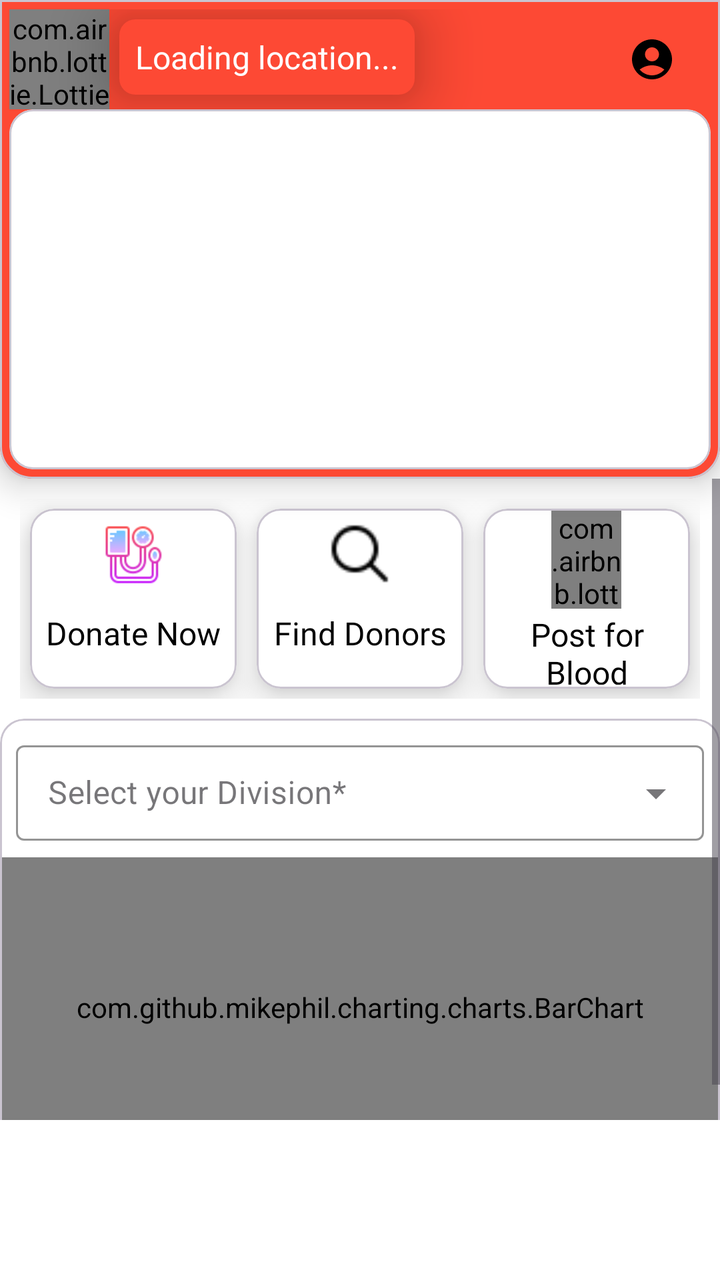
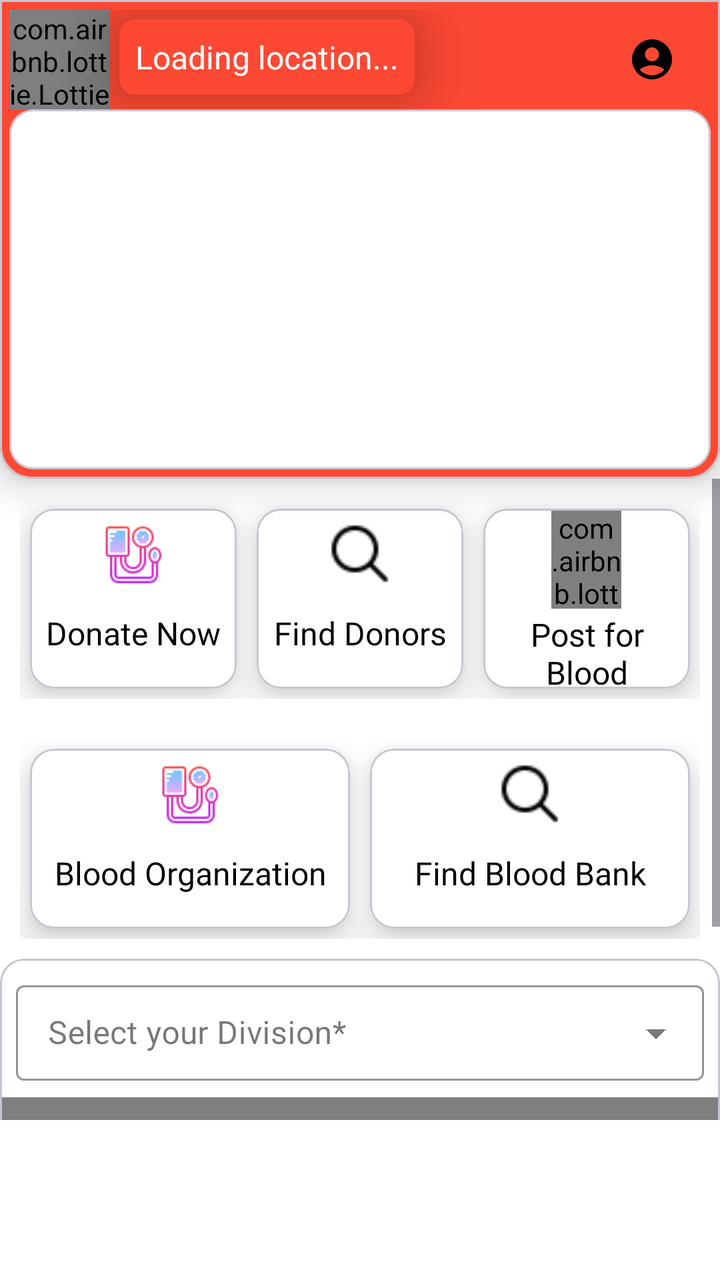

Screens rendered from an Android XML layout before and after an edit, with the pre-edit source and the edit as a unified diff.
<!-- AndroidManifest.xml: application theme Theme.LifePluse -->
<!-- res/layout/fragment_blood_home.xml -->
<?xml version="1.0" encoding="utf-8"?>
<RelativeLayout xmlns:android="http://schemas.android.com/apk/res/android"
    xmlns:app="http://schemas.android.com/apk/res-auto"
    xmlns:tools="http://schemas.android.com/tools"
    android:layout_width="match_parent"
    android:layout_height="match_parent"
    android:background="@color/white"
    tools:context=".fragment.Blood_Home_Fragment">

    <com.google.android.material.card.MaterialCardView
        android:id="@+id/topbarcardview"
        style="@style/CustomCardViewStyle"
        android:layout_width="match_parent"
        android:layout_height="wrap_content"
        app:cardBackgroundColor="@color/blood_splashbg"
        app:cardElevation="10dp">


        <RelativeLayout
            android:layout_width="match_parent"
            android:layout_height="match_parent">

            <LinearLayout
                android:id="@+id/locationLayout"
                android:layout_width="match_parent"
                android:layout_height="wrap_content"
                android:layout_alignParentTop="true"
                android:gravity="center"
                android:orientation="horizontal"
                android:weightSum="3">


                <LinearLayout
                    android:layout_width="0dp"
                    android:layout_height="wrap_content"
                    android:layout_weight="2.5"
                    android:orientation="horizontal">

                    <com.airbnb.lottie.LottieAnimationView
                        android:id="@+id/animationView"
                        android:layout_width="50dp"
                        android:layout_height="50dp"
                        app:lottie_autoPlay="true"
                        app:lottie_loop="true"
                        app:lottie_rawRes="@raw/current_location" />


                    <TextView
                        android:id="@+id/locationTextView"
                        android:layout_width="wrap_content"
                        android:layout_height="wrap_content"
                        android:layout_marginStart="5dp"
                        android:layout_marginTop="5dp"
                        android:layout_marginEnd="5dp"
                        android:layout_marginBottom="5dp"
                        android:background="@drawable/location_background"
                        android:elevation="20sp"
                        android:gravity="center"
                        android:padding="8dp"
                        android:text="Loading location..."
                        android:textColor="@android:color/white"
                        android:textSize="16sp" />


                </LinearLayout>


                <ImageButton
                    android:id="@+id/signup_bloodBtn"
                    android:layout_width="0dp"
                    android:layout_height="50dp"
                    android:layout_weight=".5"
                    android:background="?attr/selectableItemBackground"
                    android:src="@drawable/baseline_profile" />


            </LinearLayout>


            <com.google.android.material.card.MaterialCardView
                android:id="@+id/bloodneedTv"
                android:layout_width="match_parent"
                android:layout_height="180dp"
                android:layout_below="@id/locationLayout"
                app:cardBackgroundColor="@color/white">




                <com.airbnb.lottie.LottieAnimationView
                    android:id="@+id/empty_anim"
                    android:layout_width="wrap_content"
                    android:layout_height="wrap_content"
                    app:lottie_autoPlay="true"
                    android:layout_centerVertical="true"
                    android:layout_below="@id/topbarLayout"
                    android:layout_centerHorizontal="true"
                    app:lottie_loop="true"
                    android:visibility="gone"
                    app:lottie_rawRes="@raw/empty_animation" />


                <androidx.recyclerview.widget.RecyclerView
                    android:id="@+id/BloodNeedrecyclearview"
                    android:layout_width="match_parent"
                    android:layout_height="wrap_content" />


            </com.google.android.material.card.MaterialCardView>


            <cn.iwgang.countdownview.CountdownView
                android:id="@+id/countdownview"
                android:layout_width="wrap_content"
                android:layout_height="wrap_content"
                android:layout_below="@id/bloodneedTv"
                android:layout_centerHorizontal="true"
                android:layout_gravity="center"
                android:layout_margin="10dp"
                app:isHideTimeBackground="false"
                app:isShowDay="true"
                app:isShowHour="true"
                app:isShowMillisecond="false"
                app:isShowMinute="true"
                app:isShowSecond="true"
                app:isTimeTextBold="true"
                app:suffixDay="d"
                app:suffixGravity="bottom"
                app:suffixHour="h"
                app:suffixMillisecond="ms"
                app:suffixMinute="m"
                app:suffixSecond="s"
                app:suffixTextColor="#FFFFFF"
                app:suffixTextSize="20sp"
                app:timeBgColor="@color/white"
                app:timeTextColor="@color/black"
                android:visibility="gone"
                app:timeTextSize="32sp" />


        </RelativeLayout>


    </com.google.android.material.card.MaterialCardView>


    <ScrollView
        android:layout_width="match_parent"
        android:layout_height="match_parent"
        android:layout_below="@id/topbarcardview"
        android:layout_marginBottom="80dp">

        <LinearLayout
            android:layout_width="match_parent"
            android:layout_height="match_parent"
            android:orientation="vertical">


            <com.google.android.material.card.MaterialCardView
                android:id="@+id/userbloodaccountstatus"
                android:layout_width="match_parent"
                android:layout_height="90dp"
                android:visibility="gone"
                app:cardBackgroundColor="@color/card_background_color"
                android:layout_margin="10dp">

                <LinearLayout
                    android:layout_width="match_parent"
                    android:layout_height="match_parent"
                    android:orientation="horizontal"
                    android:weightSum="3">


                    <LinearLayout
                        android:layout_width="0dp"
                        android:layout_height="match_parent"
                        android:layout_margin="5dp"
                        android:layout_weight="1"
                        android:orientation="vertical">

                        <ImageView
                            android:layout_width="30dp"
                            android:layout_height="30dp"
                            android:layout_gravity="center_horizontal"
                            android:src="@drawable/life_save_icon" />


                        <TextView
                            android:layout_width="match_parent"
                            android:layout_height="wrap_content"
                            android:layout_margin="2dp"
                            android:gravity="center_horizontal"
                            android:text="0"
                            android:textColor="#FF0000"
                            android:textSize="16sp" />

                        <TextView
                            android:layout_width="match_parent"
                            android:layout_height="wrap_content"
                            android:layout_margin="2dp"
                            android:fontFamily="@font/aclonica"
                            android:gravity="center_horizontal"
                            android:text="@string/lifesavetext"
                            android:textColor="#000000"
                            android:textSize="16sp" />


                    </LinearLayout>


                    <LinearLayout
                        android:layout_width="0dp"
                        android:layout_height="match_parent"
                        android:layout_margin="5dp"
                        android:layout_weight="1"
                        android:orientation="vertical">

                        <ImageView
                            android:layout_width="30dp"
                            android:layout_height="30dp"
                            android:layout_gravity="center_horizontal"
                            android:src="@drawable/blood_white_icon" />


                        <TextView
                            android:id="@+id/bloodtype_status_tv"
                            android:layout_width="match_parent"
                            android:layout_height="wrap_content"
                            android:layout_margin="2dp"
                            android:gravity="center_horizontal"
                            android:text="AB+"
                            android:textColor="#FF0000"
                            android:textSize="16sp" />

                        <TextView
                            android:layout_width="match_parent"
                            android:layout_height="wrap_content"
                            android:layout_margin="2dp"
                            android:fontFamily="@font/aclonica"
                            android:gravity="center_horizontal"
                            android:text="@string/bloodtypetxt"
                            android:textColor="#000000"
                            android:textSize="16sp" />


                    </LinearLayout>


                    <LinearLayout
                        android:layout_width="0dp"
                        android:layout_height="match_parent"
                        android:layout_margin="5dp"
                        android:layout_weight="1"
                        android:orientation="vertical">

                        <ImageView
                            android:layout_width="30dp"
                            android:layout_height="30dp"
                            android:layout_gravity="center_horizontal"
                            android:src="@drawable/donation_status" />


                        <TextView
                            android:layout_width="match_parent"
                            android:layout_height="wrap_content"
                            android:layout_margin="2dp"
                            android:gravity="center_horizontal"
                            android:text="Not able"
                            android:textColor="#FF0000"
                            android:textSize="16sp" />

                        <TextView
                            android:layout_width="match_parent"
                            android:layout_height="wrap_content"
                            android:layout_margin="2dp"
                            android:fontFamily="@font/aclonica"
                            android:gravity="center_horizontal"
                            android:text="@string/donationstatustxt"
                            android:textColor="#000000"
                            android:textSize="16sp" />


                    </LinearLayout>


                </LinearLayout>


            </com.google.android.material.card.MaterialCardView>


            <LinearLayout
                android:layout_width="match_parent"
                android:layout_height="100dp"
                android:layout_margin="10dp"
                android:orientation="horizontal"
                android:weightSum="3">

                <com.google.android.material.card.MaterialCardView
                    android:layout_width="0dp"
                    android:layout_height="match_parent"
                    android:layout_margin="5dp"
                    android:id="@+id/donateNowBtn"
                    android:layout_weight="1"
                    android:padding="5dp"
                    app:cardBackgroundColor="@color/white"
                    app:cardElevation="10dp">

                    <LinearLayout
                        android:layout_width="match_parent"
                        android:layout_height="match_parent"
                        android:gravity="center"
                        android:orientation="vertical">

                        <ImageView
                            android:layout_width="35dp"
                            android:layout_height="35dp"
                            android:layout_gravity="center_horizontal"
                            android:src="@drawable/donate_now_icon" />


                        <TextView
                            android:layout_width="match_parent"
                            android:layout_height="wrap_content"
                            android:layout_margin="2dp"
                            android:fontFamily="@font/aclonica"
                            android:gravity="center"
                            android:minLines="2"
                            android:text="@string/donatenowtxt"
                            android:textColor="#000000"
                            android:textSize="16sp" />


                    </LinearLayout>


                </com.google.android.material.card.MaterialCardView>

                <com.google.android.material.card.MaterialCardView
                    android:id="@+id/findDoner_Btn"
                    android:layout_width="0dp"
                    android:layout_height="match_parent"
                    android:layout_margin="5dp"
                    android:layout_weight="1"
                    android:padding="5dp"
                    app:cardBackgroundColor="@color/white"
                    app:cardElevation="10dp">

                    <LinearLayout
                        android:layout_width="match_parent"
                        android:layout_height="match_parent"
                        android:gravity="center"
                        android:orientation="vertical">

                        <ImageView
                            android:layout_width="35dp"
                            android:layout_height="35dp"
                            android:layout_gravity="center_horizontal"
                            android:src="@drawable/search_icon" />


                        <TextView
                            android:layout_width="match_parent"
                            android:layout_height="wrap_content"
                            android:layout_margin="2dp"
                            android:fontFamily="@font/aclonica"
                            android:gravity="center"
                            android:minLines="2"
                            android:text="@string/finddonarstxt"
                            android:textColor="#000000"
                            android:textSize="16sp" />


                    </LinearLayout>


                </com.google.android.material.card.MaterialCardView>

                <com.google.android.material.card.MaterialCardView
                    android:layout_width="0dp"
                    android:layout_height="match_parent"
                    android:layout_margin="5dp"
                    android:layout_weight="1"
                    android:id="@+id/postfor_blood_btn"
                    android:padding="5dp"
                    app:cardBackgroundColor="@color/white"
                    app:cardElevation="10dp">

                    <LinearLayout
                        android:layout_width="match_parent"
                        android:layout_height="match_parent"
                        android:gravity="center"
                        android:orientation="vertical">

                        <com.airbnb.lottie.LottieAnimationView
                            android:id="@+id/addbloodpost"
                            android:layout_width="35dp"
                            android:layout_height="50dp"
                            app:lottie_autoPlay="true"
                            app:lottie_loop="true"
                            app:lottie_rawRes="@raw/add_animition" />


                        <TextView
                            android:layout_width="match_parent"
                            android:layout_height="wrap_content"
                            android:layout_margin="2dp"
                            android:fontFamily="@font/aclonica"
                            android:gravity="center"
                            android:minLines="2"
                            android:text="@string/postforbloodtxt"
                            android:textColor="#000000"
                            android:textSize="16sp" />


                    </LinearLayout>


                </com.google.android.material.card.MaterialCardView>

            </LinearLayout>


            <com.google.android.material.card.MaterialCardView
                android:layout_width="match_parent"
                android:layout_height="match_parent"
                app:cardBackgroundColor="@color/white">

                <LinearLayout
                    android:layout_width="match_parent"
                    android:layout_height="match_parent"
                    android:orientation="vertical">


                    <com.google.android.material.textfield.TextInputLayout
                        android:id="@+id/selectDivisionLayout"
                        style="@style/Widget.MaterialComponents.TextInputLayout.OutlinedBox.Dense.ExposedDropdownMenu"
                        android:layout_width="match_parent"
                        android:layout_height="wrap_content"
                        android:layout_margin="8dp"
                        app:boxStrokeColor="@color/black"
                        app:hintTextColor="@color/simple_grey"
                        android:hint="@string/division">


                        <AutoCompleteTextView
                            android:id="@+id/selectdivision"
                            android:layout_width="match_parent"
                            android:layout_height="wrap_content"
                            android:textColor="@color/black"
                            android:inputType="none">


                        </AutoCompleteTextView>


                    </com.google.android.material.textfield.TextInputLayout>


                    <com.github.mikephil.charting.charts.BarChart
                        android:id="@+id/bar_chart"
                        android:layout_width="match_parent"
                        android:layout_height="150dp" />


                </LinearLayout>


            </com.google.android.material.card.MaterialCardView>


        </LinearLayout>


    </ScrollView>


</RelativeLayout>
<!-- resources referenced by this layout -->
<resources>
  <color name="black">#FF000000</color>
  <color name="blood_splashbg">#FD4934</color>
  <color name="card_background_color">#FEF7FF</color>
  <color name="simple_grey">#DDDDDD</color>
  <color name="white">#FFFFFFFF</color>
  <!-- drawable baseline_profile (drawable) -->
  <vector xmlns:android="http://schemas.android.com/apk/res/android"
      android:width="24dp"
      android:height="24dp"
      android:tint="@color/black"
      android:viewportWidth="24"
      android:viewportHeight="24">
      <path
          android:fillColor="@android:color/white"
          android:pathData="M12,2C6.48,2 2,6.48 2,12s4.48,10 10,10s10,-4.48 10,-10S17.52,2 12,2zM12,6c1.93,0 3.5,1.57 3.5,3.5S13.93,13 12,13s-3.5,-1.57 -3.5,-3.5S10.07,6 12,6zM12,20c-2.03,0 -4.43,-0.82 -6.14,-2.88C7.55,15.8 9.68,15 12,15s4.45,0.8 6.14,2.12C16.43,19.18 14.03,20 12,20z" />
  </vector>
  <!-- drawable blood_white_icon: png bitmap (drawable, 1259 bytes) -->
  <!-- drawable donate_now_icon: png bitmap (drawable, 2897 bytes) -->
  <!-- drawable donation_status: png bitmap (drawable, 1106 bytes) -->
  <!-- drawable life_save_icon: png bitmap (drawable, 1343 bytes) -->
  <!-- drawable location_background (drawable) -->
  <?xml version="1.0" encoding="utf-8"?>
  <shape xmlns:android="http://schemas.android.com/apk/res/android"
      android:shape="rectangle">
      <solid android:color="@color/blood_splashbg"/>
      <corners android:radius="8dp"/>
  </shape>
  <!-- drawable search_icon: png bitmap (drawable, 439 bytes) -->
  <string name="bloodtypetxt">Blood Type</string>
  <string name="division">Select your Division*</string>
  <string name="donatenowtxt">Donate Now</string>
  <string name="donationstatustxt">D.Status</string>
  <string name="finddonarstxt">Find Donors</string>
  <string name="lifesavetext">Life Save</string>
  <string name="postforbloodtxt">Post for Blood</string>
  <style name="CustomCardViewStyle" parent="@style/Widget.MaterialComponents.CardView">
  
          <item name="shapeAppearanceOverlay">@style/ShapeAppearanceOverlay_card_custome_corners
          </item>
  
      </style>
  <style name="Theme.LifePluse" parent="Base.Theme.LifePluse" />
  <style name="ShapeAppearanceOverlay_card_custome_corners" parent="">
  
          <item name="cornerFamily">rounded</item>
          <item name="cornerSizeTopRight">0dp</item>
          <item name="cornerSizeTopLeft">0dp</item>
          <item name="cornerSizeBottomRight">16dp</item>
          <item name="cornerSizeBottomLeft">16dp</item>
  
      </style>
  <style name="Base.Theme.LifePluse" parent="Theme.Material3.DayNight.NoActionBar">
          
  
          <item name="android:windowIsTranslucent">true</item>
  
          <item name="colorPrimary">@color/status_bar</item>
      </style>
  <color name="status_bar">#018E85</color>
</resources>

<!-- the commit's change to res/layout/fragment_blood_home.xml (unified diff, before → after) -->
@@ -85,18 +85,16 @@
                 app:cardBackgroundColor="@color/white">
 
 
-
-
                 <com.airbnb.lottie.LottieAnimationView
                     android:id="@+id/empty_anim"
                     android:layout_width="wrap_content"
                     android:layout_height="wrap_content"
-                    app:lottie_autoPlay="true"
-                    android:layout_centerVertical="true"
                     android:layout_below="@id/topbarLayout"
                     android:layout_centerHorizontal="true"
+                    android:layout_centerVertical="true"
+                    android:visibility="gone"
+                    app:lottie_autoPlay="true"
                     app:lottie_loop="true"
-                    android:visibility="gone"
                     app:lottie_rawRes="@raw/empty_animation" />
 
 
@@ -117,6 +115,7 @@
                 android:layout_centerHorizontal="true"
                 android:layout_gravity="center"
                 android:layout_margin="10dp"
+                android:visibility="gone"
                 app:isHideTimeBackground="false"
                 app:isShowDay="true"
                 app:isShowHour="true"
@@ -134,7 +133,6 @@
                 app:suffixTextSize="20sp"
                 app:timeBgColor="@color/white"
                 app:timeTextColor="@color/black"
-                android:visibility="gone"
                 app:timeTextSize="32sp" />
 
 
@@ -160,9 +158,9 @@
                 android:id="@+id/userbloodaccountstatus"
                 android:layout_width="match_parent"
                 android:layout_height="90dp"
+                android:layout_margin="10dp"
                 android:visibility="gone"
-                app:cardBackgroundColor="@color/card_background_color"
-                android:layout_margin="10dp">
+                app:cardBackgroundColor="@color/card_background_color">
 
                 <LinearLayout
                     android:layout_width="match_parent"
@@ -297,47 +295,7 @@
                 android:weightSum="3">
 
                 <com.google.android.material.card.MaterialCardView
-                    android:layout_width="0dp"
-                    android:layout_height="match_parent"
-                    android:layout_margin="5dp"
                     android:id="@+id/donateNowBtn"
-                    android:layout_weight="1"
-                    android:padding="5dp"
-                    app:cardBackgroundColor="@color/white"
-                    app:cardElevation="10dp">
-
-                    <LinearLayout
-                        android:layout_width="match_parent"
-                        android:layout_height="match_parent"
-                        android:gravity="center"
-                        android:orientation="vertical">
-
-                        <ImageView
-                            android:layout_width="35dp"
-                            android:layout_height="35dp"
-                            android:layout_gravity="center_horizontal"
-                            android:src="@drawable/donate_now_icon" />
-
-
-                        <TextView
-                            android:layout_width="match_parent"
-                            android:layout_height="wrap_content"
-                            android:layout_margin="2dp"
-                            android:fontFamily="@font/aclonica"
-                            android:gravity="center"
-                            android:minLines="2"
-                            android:text="@string/donatenowtxt"
-                            android:textColor="#000000"
-                            android:textSize="16sp" />
-
-
-                    </LinearLayout>
-
-
-                </com.google.android.material.card.MaterialCardView>
-
-                <com.google.android.material.card.MaterialCardView
-                    android:id="@+id/findDoner_Btn"
                     android:layout_width="0dp"
                     android:layout_height="match_parent"
                     android:layout_margin="5dp"
@@ -356,6 +314,46 @@
                             android:layout_width="35dp"
                             android:layout_height="35dp"
                             android:layout_gravity="center_horizontal"
+                            android:src="@drawable/donate_now_icon" />
+
+
+                        <TextView
+                            android:layout_width="match_parent"
+                            android:layout_height="wrap_content"
+                            android:layout_margin="2dp"
+                            android:fontFamily="@font/aclonica"
+                            android:gravity="center"
+                            android:minLines="2"
+                            android:text="@string/donatenowtxt"
+                            android:textColor="#000000"
+                            android:textSize="16sp" />
+
+
+                    </LinearLayout>
+
+
+                </com.google.android.material.card.MaterialCardView>
+
+                <com.google.android.material.card.MaterialCardView
+                    android:id="@+id/findDoner_Btn"
+                    android:layout_width="0dp"
+                    android:layout_height="match_parent"
+                    android:layout_margin="5dp"
+                    android:layout_weight="1"
+                    android:padding="5dp"
+                    app:cardBackgroundColor="@color/white"
+                    app:cardElevation="10dp">
+
+                    <LinearLayout
+                        android:layout_width="match_parent"
+                        android:layout_height="match_parent"
+                        android:gravity="center"
+                        android:orientation="vertical">
+
+                        <ImageView
+                            android:layout_width="35dp"
+                            android:layout_height="35dp"
+                            android:layout_gravity="center_horizontal"
                             android:src="@drawable/search_icon" />
 
 
@@ -377,11 +375,11 @@
                 </com.google.android.material.card.MaterialCardView>
 
                 <com.google.android.material.card.MaterialCardView
+                    android:id="@+id/postfor_blood_btn"
                     android:layout_width="0dp"
                     android:layout_height="match_parent"
                     android:layout_margin="5dp"
                     android:layout_weight="1"
-                    android:id="@+id/postfor_blood_btn"
                     android:padding="5dp"
                     app:cardBackgroundColor="@color/white"
                     app:cardElevation="10dp">
@@ -421,6 +419,96 @@
             </LinearLayout>
 
 
+            <LinearLayout
+                android:layout_width="match_parent"
+                android:layout_height="100dp"
+                android:layout_margin="10dp"
+                android:orientation="horizontal"
+                android:weightSum="2">
+
+                <com.google.android.material.card.MaterialCardView
+                    android:layout_width="0dp"
+                    android:layout_height="match_parent"
+                    android:layout_margin="5dp"
+                    android:id="@+id/bloodorganazitionBtn"
+                    android:layout_weight="1"
+                    android:padding="5dp"
+                    app:cardBackgroundColor="@color/white"
+                    app:cardElevation="10dp">
+
+                    <LinearLayout
+                        android:layout_width="match_parent"
+                        android:layout_height="match_parent"
+                        android:gravity="center"
+                        android:orientation="vertical">
+
+                        <ImageView
+                            android:layout_width="35dp"
+                            android:layout_height="35dp"
+                            android:layout_gravity="center_horizontal"
+                            android:src="@drawable/donate_now_icon" />
+
+
+                        <TextView
+                            android:layout_width="match_parent"
+                            android:layout_height="wrap_content"
+                            android:layout_margin="2dp"
+                            android:fontFamily="@font/aclonica"
+                            android:gravity="center"
+                            android:minLines="2"
+                            android:text="@string/blooddonerorganizaitiontxt"
+                            android:textColor="#000000"
+                            android:textSize="16sp" />
+
+
+                    </LinearLayout>
+
+
+                </com.google.android.material.card.MaterialCardView>
+
+                <com.google.android.material.card.MaterialCardView
+                    android:id="@+id/bloodbankBtn"
+                    android:layout_width="0dp"
+                    android:layout_height="match_parent"
+                    android:layout_margin="5dp"
+                    android:layout_weight="1"
+                    android:padding="5dp"
+                    app:cardBackgroundColor="@color/white"
+                    app:cardElevation="10dp">
+
+                    <LinearLayout
+                        android:layout_width="match_parent"
+                        android:layout_height="match_parent"
+                        android:gravity="center"
+                        android:orientation="vertical">
+
+                        <ImageView
+                            android:layout_width="35dp"
+                            android:layout_height="35dp"
+                            android:layout_gravity="center_horizontal"
+                            android:src="@drawable/search_icon" />
+
+
+                        <TextView
+                            android:layout_width="match_parent"
+                            android:layout_height="wrap_content"
+                            android:layout_margin="2dp"
+                            android:fontFamily="@font/aclonica"
+                            android:gravity="center"
+                            android:minLines="2"
+                            android:text="@string/bloodbanktxt"
+                            android:textColor="#000000"
+                            android:textSize="16sp" />
+
+
+                    </LinearLayout>
+
+
+                </com.google.android.material.card.MaterialCardView>
+
+            </LinearLayout>
+
+
             <com.google.android.material.card.MaterialCardView
                 android:layout_width="match_parent"
                 android:layout_height="match_parent"
@@ -438,17 +526,17 @@
                         android:layout_width="match_parent"
                         android:layout_height="wrap_content"
                         android:layout_margin="8dp"
+                        android:hint="@string/division"
                         app:boxStrokeColor="@color/black"
-                        app:hintTextColor="@color/simple_grey"
-                        android:hint="@string/division">
+                        app:hintTextColor="@color/simple_grey">
 
 
                         <AutoCompleteTextView
                             android:id="@+id/selectdivision"
                             android:layout_width="match_parent"
                             android:layout_height="wrap_content"
-                            android:textColor="@color/black"
-                            android:inputType="none">
+                            android:inputType="none"
+                            android:textColor="@color/black">
 
 
                         </AutoCompleteTextView>
<!-- resource entries referenced after the edit -->
@@ -28,6 +28,8 @@
       <corners android:radius="8dp"/>
   </shape>
   <!-- drawable search_icon: png bitmap (drawable, 439 bytes) -->
+  <string name="bloodbanktxt">Find Blood Bank</string>
+  <string name="blooddonerorganizaitiontxt">Blood Organization</string>
   <string name="bloodtypetxt">Blood Type</string>
   <string name="division">Select your Division*</string>
   <string name="donatenowtxt">Donate Now</string>
